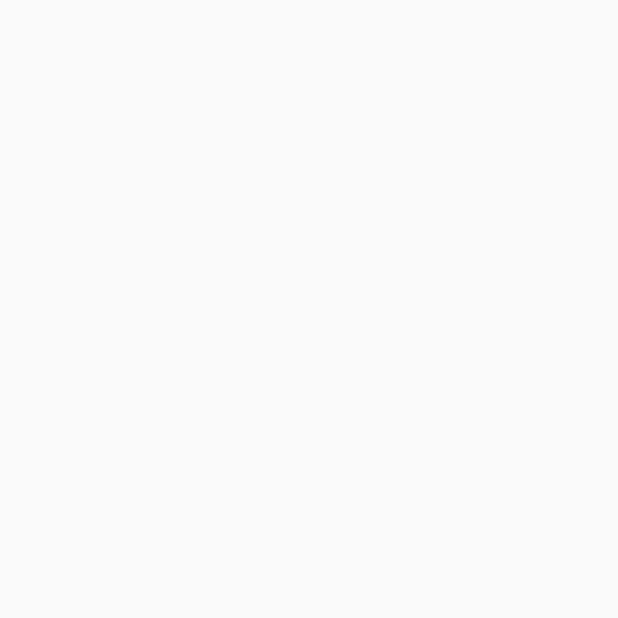
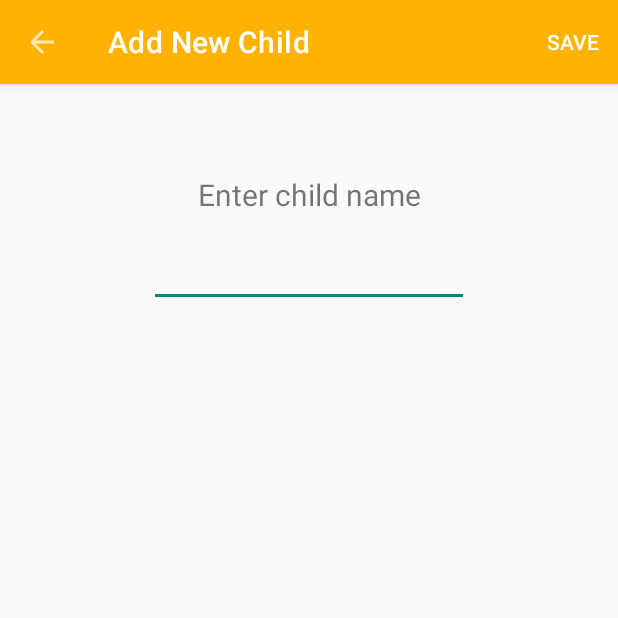
Before and after one commit to bdegouti/Parenting-App, an Android app: the ChildrenAddEditActivity screen opened directly, with no data from a screen before it, on a phone screen of 412 x 824 dp, the top half of it. Before the commit the part shown is empty. Run offline under Robolectric (Android 15) with nearby library versions, the phone set to English and light mode, and no system bars.

Commit message:
[natran & cza111] Implement ChildrenAddEditActivity, able to add new child, and display on the ChildrenListActivity.
ChildrenAddEditActivity also prevent user from adding a child with null/empty name, or duplicate name.

```diff
--- a/app/src/main/java/com/example/parentapp/ChildrenAddEditActivity.java
+++ b/app/src/main/java/com/example/parentapp/ChildrenAddEditActivity.java
@@ -1,14 +1,97 @@
 package com.example.parentapp;
 
+import androidx.annotation.NonNull;
+import androidx.appcompat.app.ActionBar;
 import androidx.appcompat.app.AppCompatActivity;
+import androidx.appcompat.widget.Toolbar;
 
+import android.content.Context;
+import android.content.Intent;
 import android.os.Bundle;
+import android.view.Menu;
+import android.view.MenuItem;
+import android.widget.EditText;
+import android.widget.Toast;
+
+import com.example.parentapp.model.Child;
+import com.example.parentapp.model.ChildrenManager;
 
 public class ChildrenAddEditActivity extends AppCompatActivity {
+    private static final String EXTRA_CHILD_INDEX = "child index";
+    private int indexOfChildClicked;
+    private ChildrenManager childrenManager;
+    private Child child;
 
     @Override
     protected void onCreate(Bundle savedInstanceState) {
         super.onCreate(savedInstanceState);
         setContentView(R.layout.activity_children_add_edit);
+
+        childrenManager = ChildrenManager.getInstance();
+        child = new Child();
+
+        //extract all extras
+        Intent intentLeadingToMe = getIntent();
+        indexOfChildClicked = intentLeadingToMe.getIntExtra(EXTRA_CHILD_INDEX, -1);
+
+        setUpToolBar();
+    }
+
+    @Override
+    public boolean onCreateOptionsMenu(Menu menu) {
+        getMenuInflater().inflate(R.menu.menu_flip_coin, menu);
+        return true;
+    }
+
+    @Override
+    public boolean onOptionsItemSelected(@NonNull MenuItem item) {
+        int itemId = item.getItemId();
+        if(itemId == android.R.id.home)
+        {
+            //make dialog
+            finish();
+        }
+        else if(itemId == R.id.action_save)
+        {
+            try{
+                validateChildInfo();
+                finish();
+            }
+            catch(IllegalArgumentException e)
+            {
+                Toast.makeText(ChildrenAddEditActivity.this, e.getMessage(), Toast.LENGTH_SHORT).show();
+            }
+        }
+        return true;
+    }
+
+    private void setUpToolBar() {
+        Toolbar toolbar = findViewById(R.id.toolbarAddNewChild);
+        setSupportActionBar(toolbar);
+
+        ActionBar actionBar = getSupportActionBar();
+        actionBar.setDisplayHomeAsUpEnabled(true);
+    }
+
+    public static Intent makeIntent(Context c)
+    {
+        Intent intent = new Intent(c, ChildrenAddEditActivity.class);
+        return intent;
+    }
+
+    public static Intent makeIntent(Context c, int childIndex)
+    {
+        Intent intent = new Intent(c, ChildrenAddEditActivity.class);
+        intent.putExtra(EXTRA_CHILD_INDEX, childIndex);
+        return intent;
+    }
+
+    private void validateChildInfo()
+    {
+        EditText et = findViewById(R.id.editTextNewChildName);
+        String newChildName = et.getText().toString();
+
+        child.setName(newChildName);
+        childrenManager.addChild(child);
     }
 }
--- a/app/src/main/java/com/example/parentapp/FlipCoinActivity.java
+++ b/app/src/main/java/com/example/parentapp/FlipCoinActivity.java
@@ -12,7 +12,6 @@ import android.content.Intent;
 import android.media.MediaPlayer;
 import android.os.Bundle;
 import android.view.Menu;
-import android.view.MenuInflater;
 import android.view.MenuItem;
 import android.view.View;
 import android.view.animation.Animation;
@@ -168,7 +167,7 @@ public class FlipCoinActivity extends AppCompatActivity {
 
     private void setUpToolBarUpButton()
     {
-        Toolbar toolbar = findViewById(R.id.toolbarFlippingCoin);
+        Toolbar toolbar = findViewById(R.id.toolbarFlipCoin);
         setSupportActionBar(toolbar);
 
         ActionBar actionBar = getSupportActionBar();
--- a/app/src/main/java/com/example/parentapp/model/Child.java
+++ b/app/src/main/java/com/example/parentapp/model/Child.java
@@ -20,6 +20,10 @@ public class Child {
 
     public void setName(String name)
     {
+        if(name == null || name.equals(""))
+        {
+            throw new IllegalArgumentException("Child name cannot be empty!");
+        }
         this.name = name;
     }
 }
--- a/app/src/main/res/layout/activity_children_add_edit.xml
+++ b/app/src/main/res/layout/activity_children_add_edit.xml
@@ -6,4 +6,49 @@
     android:layout_height="match_parent"
     tools:context=".ChildrenAddEditActivity">
 
+    <com.google.android.material.appbar.AppBarLayout
+        android:id="@+id/appBarLayout2"
+        android:layout_width="0dp"
+        android:layout_height="wrap_content"
+        android:theme="@style/Theme.ParentApp"
+        app:layout_constraintEnd_toEndOf="parent"
+        app:layout_constraintStart_toStartOf="parent"
+        app:layout_constraintTop_toTopOf="parent"
+        app:theme="@style/ThemeOverlay.AppCompat.Dark"
+        tools:visibility="visible">
+
+        <androidx.appcompat.widget.Toolbar
+            android:id="@+id/toolbarAddNewChild"
+            android:layout_width="match_parent"
+            android:layout_height="match_parent"
+            android:background="#FFB300"
+            android:visibility="visible"
+            app:popupTheme="@style/Theme.ParentApp"
+            app:title="Add New Child"
+            app:titleTextColor="#FFFFFF" />
+
+    </com.google.android.material.appbar.AppBarLayout>
+
+    <TextView
+        android:id="@+id/textViewEnterChildName"
+        android:layout_width="wrap_content"
+        android:layout_height="wrap_content"
+        android:layout_marginTop="60dp"
+        android:text="Enter child name"
+        android:textSize="20sp"
+        app:layout_constraintEnd_toEndOf="parent"
+        app:layout_constraintStart_toStartOf="parent"
+        app:layout_constraintTop_toBottomOf="@+id/appBarLayout2" />
+
+    <EditText
+        android:id="@+id/editTextNewChildName"
+        android:layout_width="wrap_content"
+        android:layout_height="wrap_content"
+        android:layout_marginTop="16dp"
+        android:ems="10"
+        android:inputType="textPersonName"
+        app:layout_constraintEnd_toEndOf="parent"
+        app:layout_constraintStart_toStartOf="parent"
+        app:layout_constraintTop_toBottomOf="@+id/textViewEnterChildName" />
+
 </androidx.constraintlayout.widget.ConstraintLayout>
--- a/app/src/main/res/layout/activity_children_list.xml
+++ b/app/src/main/res/layout/activity_children_list.xml
@@ -19,7 +19,7 @@
         tools:visibility="visible">
 
         <androidx.appcompat.widget.Toolbar
-            android:id="@+id/toolbarFlippingCoin"
+            android:id="@+id/toolbarChildrenList"
             android:layout_width="match_parent"
             android:layout_height="match_parent"
             android:background="#FFB300"
--- a/app/src/main/res/layout/activity_flip_coin.xml
+++ b/app/src/main/res/layout/activity_flip_coin.xml
@@ -18,7 +18,7 @@
         tools:visibility="visible">
 
         <androidx.appcompat.widget.Toolbar
-            android:id="@+id/toolbarFlippingCoin"
+            android:id="@+id/toolbarFlipCoin"
             android:layout_width="match_parent"
             android:layout_height="match_parent"
             android:background="?attr/colorPrimary"
```
Also changed, not shown: app/src/main/java/com/example/parentapp/ChildrenListActivity.java (+23 -3 lines), app/src/main/java/com/example/parentapp/model/ChildrenManager.java (+7 -0 lines).
